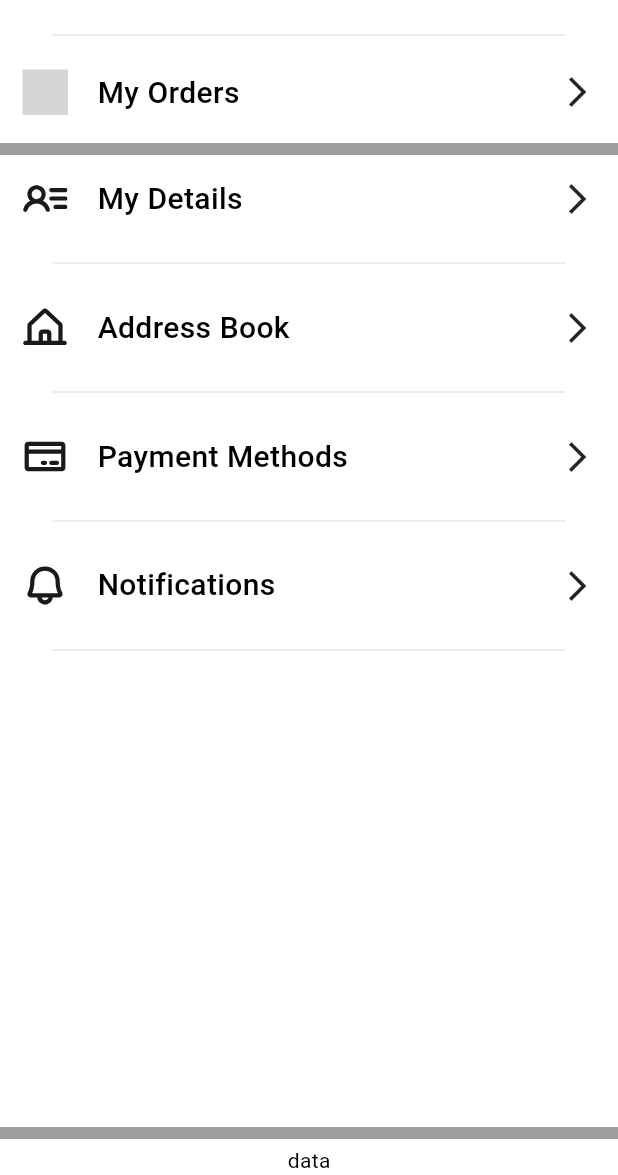
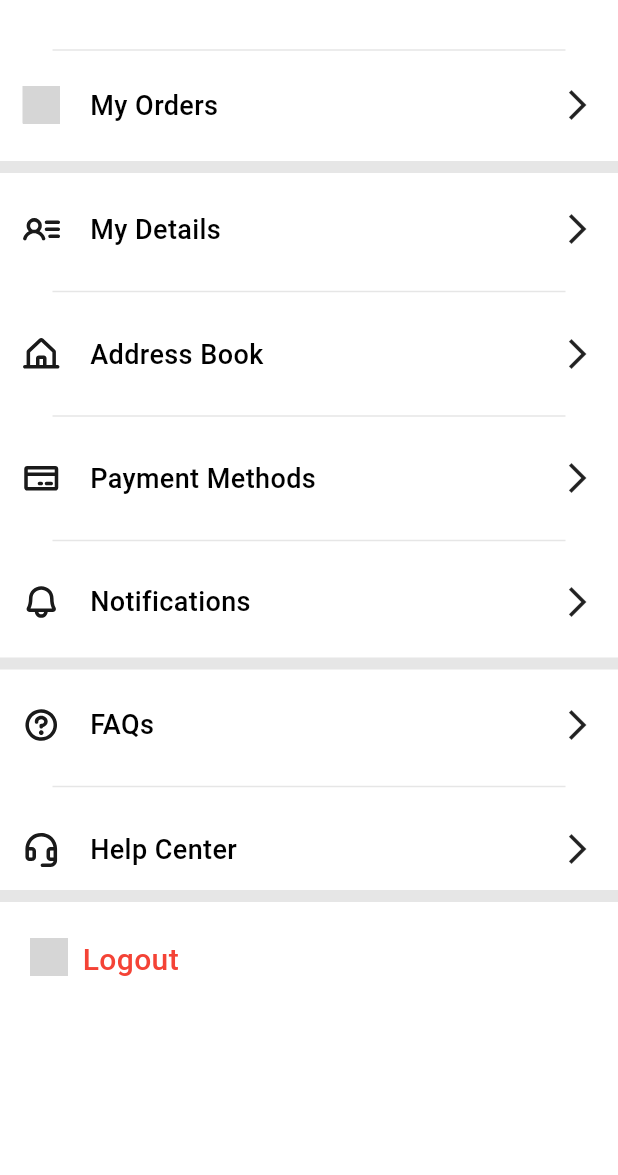
Before and after one commit to Selim513/e_commerce_fitmode, a Flutter app: the screen it shows after launch, on a phone screen of 412 x 824 dp, the part 61-1236 px from its top. Run offline on Flutter 3.47's test engine with Material 3 defaults, Android fonts, the phone set to English and light mode, and no system bars; our stand-ins replace buttons_tabbar, cloud_firestore, dio, either_dart, firebase_auth, firebase_core and 9 more; missing offline and left inert: linear_progress_bar; accounts and stored records are empty; grey boxes are pictures that could not be loaded.

Commit message:
account view ui done

```diff
--- a/lib/core/widgets/custom_divider.dart
+++ b/lib/core/widgets/custom_divider.dart
@@ -6,18 +6,20 @@ class CustomDivider extends StatelessWidget {
   const CustomDivider({
     super.key,
     this.color,
-    this.height,
+    this.thikNess, this.indent, this.endIndent,
   });
   final Color? color;
-  final double? height;
+  final double? thikNess;
+  final double? indent;
+  final double? endIndent;
 
   @override
   Widget build(BuildContext context) {
     return Divider(
       color: color ?? AppColors.greycolor,
-      indent: 20,
-      endIndent: 20,
-      thickness: height,
+      indent: indent ?? 20,
+      endIndent: endIndent ?? 20,
+      thickness: thikNess,
     );
   }
 }
--- a/lib/features/account/presentation/views/widget/custom_account_body.dart
+++ b/lib/features/account/presentation/views/widget/custom_account_body.dart
@@ -1,8 +1,8 @@
-import 'package:e_commerce_fitmode/core/utils/app_colors.dart';
-import 'package:e_commerce_fitmode/core/widgets/custom_divider.dart';
+import 'package:e_commerce_fitmode/core/utils/app_fonts.dart';
+import 'package:e_commerce_fitmode/core/utils/assets_helper.dart';
 import 'package:e_commerce_fitmode/features/account/presentation/models/account_model.dart';
 import 'package:e_commerce_fitmode/features/account/presentation/views/widget/custom_account_information_section.dart';
-import 'package:e_commerce_fitmode/features/account/presentation/views/widget/custom_row_account_list_item.dart';
+import 'package:e_commerce_fitmode/features/account/presentation/views/widget/custom_account_list_item.dart';
 import 'package:flutter/material.dart';
 import 'package:gap/gap.dart';
 
@@ -17,25 +17,47 @@ class CustomAccountBody extends StatelessWidget {
   Widget build(BuildContext context) {
     return Column(
       children: [
-        Padding(
-          padding: const EdgeInsets.only(bottom: 15, left: 15, right: 15),
-          child: Column(
+        CustomContainerAccountListItem(
+          title: accountDetailsList[0].title,
+          icon: accountDetailsList[0].icon,
+          isFirst: false,
+          isLast: true,
+        ),
+        const Gap(10),
+        const CustomAccountDivider(),
+        const Gap(10),
+        const CustomAccountInformationSection(),
+        const Gap(10),
+        const CustomAccountDivider(),
+        const Gap(10),
+        const CustomContainerAccountListItem(
+          title: 'FAQs',
+          icon: 'Question',
+          isFirst: true,
+          isLast: false,
+        ),
+        const CustomContainerAccountListItem(
+          title: 'Help Center',
+          icon: 'Headphones',
+          isFirst: true,
+          isLast: true,
+        ),
+        const CustomAccountDivider(),
+        Container(
+          padding: const EdgeInsets.all(20),
+          child: Row(
+            crossAxisAlignment: CrossAxisAlignment.start,
             children: [
-              CustomDivider(
-                color: AppColors.greycolor,
-              ),
-              const Gap(15),
-              CustomRowAccountListItem(
-                icon: accountDetailsList[0].icon,
-                title: accountDetailsList[0].title,
-              ),
+              AssetsHelper.icons(name: 'Logout'),
+              const Gap(10),
+              Text(
+                'Logout',
+                style: AppFontStyle.reqgularFont
+                    .copyWith(fontSize: 20, color: Colors.red),
+              )
             ],
           ),
-        ),
-        const CustomAccountDivider(),
-        const CustomAccountInformationSection(),
-        const CustomAccountDivider(),
-        const Text('data')
+        )
       ],
     );
   }
--- a/lib/features/account/presentation/views/widget/custom_account_divider.dart
+++ b/lib/features/account/presentation/views/widget/custom_account_divider.dart
@@ -1,5 +1,4 @@
 import 'package:flutter/material.dart';
-import 'package:flutter/widgets.dart';
 
 class CustomAccountDivider extends StatelessWidget {
   const CustomAccountDivider({
@@ -10,7 +9,7 @@ class CustomAccountDivider extends StatelessWidget {
   Widget build(BuildContext context) {
     return const Divider(
       thickness: 8,
-      color: Colors.grey,
+      color: Color(0xffE6E6E6),
     );
   }
 }
--- a/lib/features/account/presentation/views/widget/custom_account_information_section.dart
+++ b/lib/features/account/presentation/views/widget/custom_account_information_section.dart
@@ -10,12 +10,16 @@ class CustomAccountInformationSection extends StatelessWidget {
 
   @override
   Widget build(BuildContext context) {
-    return Expanded(
-        child: ListView.builder(
+    return ListView.builder(
+      shrinkWrap: true,
+      physics: const NeverScrollableScrollPhysics(),
       itemCount: accountDetailsList.length - 1,
       itemBuilder: (context, index) => CustomContainerAccountListItem(
-          title: accountDetailsList[index + 1].title,
-          icon: accountDetailsList[index + 1].icon),
-    ));
+        title: accountDetailsList[index + 1].title,
+        icon: accountDetailsList[index + 1].icon,
+        isFirst: true,
+        isLast: index == accountDetailsList.length - 2,
+      ),
+    );
   }
 }
--- a/lib/features/account/presentation/views/widget/custom_account_list_item.dart
+++ b/lib/features/account/presentation/views/widget/custom_account_list_item.dart
@@ -1,26 +1,86 @@
+// import 'package:e_commerce_fitmode/core/widgets/custom_divider.dart';
+// import 'package:flutter/material.dart';
+// import 'package:gap/gap.dart';
+
+// import '../../../../../core/utils/app_colors.dart';
+// import 'custom_row_account_list_item.dart';
+
+// class CustomContainerAccountListItem extends StatelessWidget {
+//   const CustomContainerAccountListItem({
+//     super.key,
+//     required this.title,
+//     required this.icon,
+//     required this.isFirst,
+//   });
+//   final String title;
+//   final String icon;
+//   final bool isFirst;
+
+//   @override
+//   Widget build(BuildContext context) {
+//     return Container(
+//       padding: const EdgeInsets.only(top: 10, bottom: 10, left: 15, right: 15),
+//       child: Column(
+//         children: [
+//           isFirst
+//               ? const SizedBox()
+//               : Padding(
+//                   padding: const EdgeInsets.only(bottom: 15),
+//                   child: CustomDivider(
+//                     color: AppColors.greycolor,
+//                   ),
+//                 ),
+//           CustomRowAccountListItem(icon: icon, title: title),
+//           const Gap(20),
+//           isFirst
+//               ? CustomDivider(
+//                   color: AppColors.greycolor,
+//                 )
+//               : const SizedBox(),
+//         ],
+//       ),
+//     );
+//   }
+// }
+import 'package:e_commerce_fitmode/core/utils/app_colors.dart';
 import 'package:e_commerce_fitmode/core/widgets/custom_divider.dart';
+import 'package:e_commerce_fitmode/features/account/presentation/views/widget/custom_row_account_list_item.dart';
 import 'package:flutter/material.dart';
 import 'package:gap/gap.dart';
 
-import '../../../../../core/utils/app_colors.dart';
-import 'custom_row_account_list_item.dart';
+class CustomContainerAccountListItem extends StatelessWidget {
+  const CustomContainerAccountListItem({
+    super.key,
+    required this.title,
+    required this.icon,
+    required this.isFirst,
+    required this.isLast,
+  });
 
-class CustomContainerAccountListItem extends StatelessWidget {
-  const CustomContainerAccountListItem(
-      {super.key, required this.title, required this.icon});
   final String title;
   final String icon;
+  final bool isFirst;
+  final bool isLast;
+
   @override
   Widget build(BuildContext context) {
     return Container(
       padding: const EdgeInsets.only(top: 10, bottom: 10, left: 15, right: 15),
       child: Column(
         children: [
+          if (!isFirst)
+            Padding(
+              padding: const EdgeInsets.only(bottom: 15),
+              child: CustomDivider(
+                color: AppColors.greycolor,
+              ),
+            ),
           CustomRowAccountListItem(icon: icon, title: title),
-          const Gap(20),
-          CustomDivider(
-            color: AppColors.greycolor,
-          )
+          if (!isLast) const Gap(20),
+          if (!isLast)
+            CustomDivider(
+              color: AppColors.greycolor,
+            ),
         ],
       ),
     );
--- a/lib/features/account/presentation/views/widget/custom_row_account_list_item.dart
+++ b/lib/features/account/presentation/views/widget/custom_row_account_list_item.dart
@@ -1,4 +1,3 @@
-
 import 'package:e_commerce_fitmode/core/utils/app_fonts.dart';
 import 'package:e_commerce_fitmode/core/utils/assets_helper.dart';
 import 'package:flutter/material.dart';
@@ -18,11 +17,11 @@ class CustomRowAccountListItem extends StatelessWidget {
   Widget build(BuildContext context) {
     return Row(
       children: [
-        AssetsHelper.icons(name: icon, width: 30),
+        AssetsHelper.icons(name: icon, width: 25),
         const Gap(20),
         Text(
           title,
-          style: AppFontStyle.reqgularFont.copyWith(fontSize: 20),
+          style: AppFontStyle.reqgularFont.copyWith(fontSize: 18),
         ),
         const Spacer(),
         const Icon(Icons.arrow_forward_ios),
```
